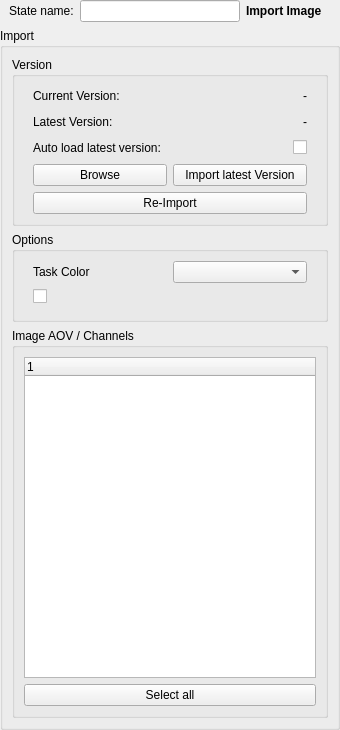
Before: the Qt Designer form Fusion/Scripts/StateManagerNodes/StateUserInterfaces/fus_Image_Import.ui in Animatect/Prism2_PluginFusion, drawn with Qt 5.
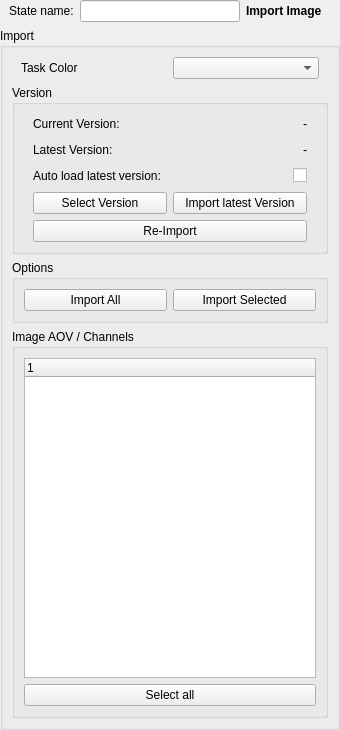
After: the same form once the commit is applied.

Diff of the .ui file:
```diff
--- a/Fusion/Scripts/StateManagerNodes/StateUserInterfaces/fus_Image_Import.ui
+++ b/Fusion/Scripts/StateManagerNodes/StateUserInterfaces/fus_Image_Import.ui
@@ -86,7 +86,35 @@
      </property>
      <layout class="QVBoxLayout" name="verticalLayout_2">
       <item>
-       <widget class="QGroupBox" name="groupBox">
+       <widget class="QWidget" name="f_taskColor" native="true">
+        <layout class="QHBoxLayout" name="horizontalLayout_10">
+         <property name="leftMargin">
+          <number>9</number>
+         </property>
+         <property name="topMargin">
+          <number>0</number>
+         </property>
+         <property name="rightMargin">
+          <number>9</number>
+         </property>
+         <property name="bottomMargin">
+          <number>0</number>
+         </property>
+         <item>
+          <widget class="QLabel" name="l_taskColor">
+           <property name="text">
+            <string>Task Color</string>
+           </property>
+          </widget>
+         </item>
+         <item>
+          <widget class="QComboBox" name="cb_taskColor"/>
+         </item>
+        </layout>
+       </widget>
+      </item>
+      <item>
+       <widget class="QGroupBox" name="gb_version">
         <property name="title">
          <string>Version</string>
         </property>
@@ -253,7 +281,7 @@
                <enum>Qt::CustomContextMenu</enum>
               </property>
               <property name="text">
-               <string>Browse</string>
+               <string>Select Version</string>
               </property>
              </widget>
             </item>
@@ -314,75 +342,22 @@
         </property>
         <layout class="QVBoxLayout" name="verticalLayout_6">
          <item>
-          <widget class="QWidget" name="f_taskColor" native="true">
-           <layout class="QHBoxLayout" name="horizontalLayout_10">
-            <property name="leftMargin">
-             <number>9</number>
-            </property>
-            <property name="topMargin">
-             <number>0</number>
-            </property>
-            <property name="rightMargin">
-             <number>9</number>
-            </property>
-            <property name="bottomMargin">
-             <number>0</number>
-            </property>
-            <item>
-             <widget class="QLabel" name="l_taskColor">
-              <property name="text">
-               <string>Task Color</string>
-              </property>
-             </widget>
-            </item>
-            <item>
-             <widget class="QComboBox" name="cb_taskColor"/>
-            </item>
-           </layout>
-          </widget>
-         </item>
-         <item>
-          <widget class="QWidget" name="f_abcPath" native="true">
-           <layout class="QHBoxLayout" name="horizontalLayout_11">
-            <property name="leftMargin">
-             <number>9</number>
-            </property>
-            <property name="topMargin">
-             <number>0</number>
-            </property>
-            <property name="rightMargin">
-             <number>9</number>
-            </property>
-            <property name="bottomMargin">
-             <number>0</number>
-            </property>
-            <item>
-             <widget class="QCheckBox" name="chb_abcPath">
-              <property name="text">
-               <string/>
-              </property>
-             </widget>
-            </item>
-           </layout>
-          </widget>
-         </item>
-         <item>
-          <widget class="QWidget" name="w_trackObjects" native="true">
-           <layout class="QHBoxLayout" name="horizontalLayout_9">
-            <property name="leftMargin">
-             <number>9</number>
-            </property>
-            <property name="topMargin">
-             <number>0</number>
-            </property>
-            <property name="rightMargin">
-             <number>9</number>
-            </property>
-            <property name="bottomMargin">
-             <number>0</number>
-            </property>
-           </layout>
-          </widget>
+          <layout class="QHBoxLayout" name="lo_importButtons">
+           <item>
+            <widget class="QPushButton" name="b_importAll">
+             <property name="text">
+              <string>Import All</string>
+             </property>
+            </widget>
+           </item>
+           <item>
+            <widget class="QPushButton" name="b_importSel">
+             <property name="text">
+              <string>Import Selected</string>
+             </property>
+            </widget>
+           </item>
+          </layout>
          </item>
         </layout>
        </widget>
```
Left out of the diff: 1 changed line with no effect on the pictures.
